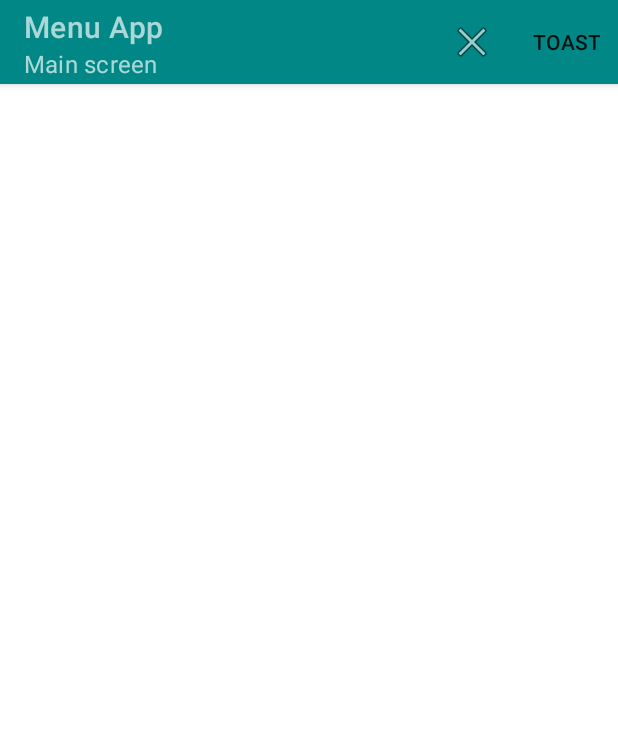
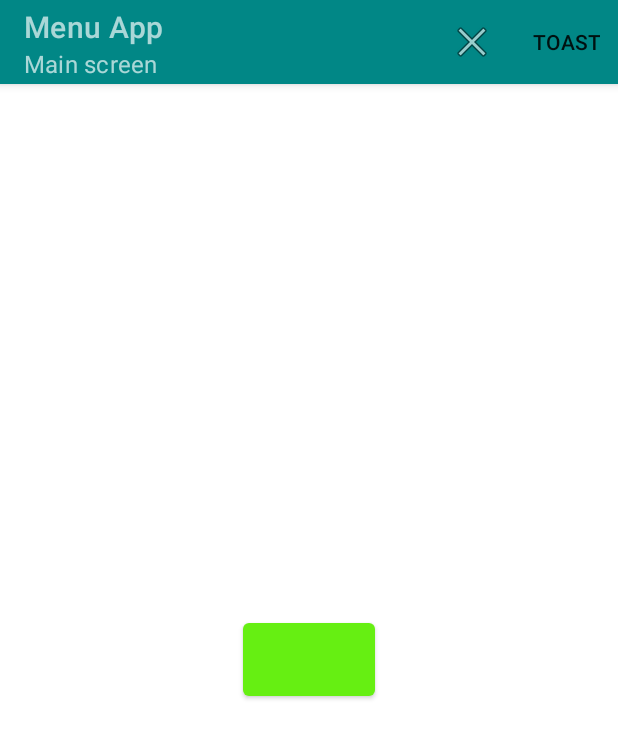
Before and after one commit to mentatusn/base_1728_lesson_4, an Android app: the fragment CoatOfArmsFragment placed in its activity, on a phone screen of 412 x 824 dp. Shown: the top 738 px of the screen. Run offline under Robolectric (Android 15) with nearby library versions, the phone set to English and light mode, and no system bars; Roboto replaces fonts that are not available here; 2 statements that could not run were skipped.

Commit message:
урок 8 основную часть урока закончили

```diff
--- a/app/build.gradle
+++ b/app/build.gradle
@@ -3,12 +3,12 @@ plugins {
 }
 
 android {
-    compileSdk 32
+    compileSdk 31
 
     defaultConfig {
         applicationId "com.gb.base_1728_lesson_4"
         minSdk 24
-        targetSdk 32
+        targetSdk 31
         versionCode 1
         versionName "1.0"
 
--- a/app/src/main/res/layout/fragment_coat_of_arms.xml
+++ b/app/src/main/res/layout/fragment_coat_of_arms.xml
@@ -12,4 +12,10 @@
         android:layout_gravity="center"
         android:layout_width="match_parent"
         android:layout_height="match_parent"/>
+
+    <Button
+        android:id="@+id/btnAnchor"
+        android:layout_width="wrap_content"
+        android:layout_height="wrap_content"
+        android:layout_gravity="center"/>
 </FrameLayout>
--- /dev/null
+++ b/app/src/main/res/menu/popup.xml
@@ -0,0 +1,11 @@
+<?xml version="1.0" encoding="utf-8"?>
+<menu xmlns:android="http://schemas.android.com/apk/res/android">
+
+    <item
+        android:id="@+id/action_popup_clear"
+        android:title="@string/clear" />
+    <item
+        android:id="@+id/action_popup_exit"
+        android:title="@string/exit" />
+
+</menu>
--- a/app/src/main/res/values/strings.xml
+++ b/app/src/main/res/values/strings.xml
@@ -21,5 +21,6 @@
     <string name="exit">exit</string>
     <string name="about_developers">about_developers</string>
     <string name="toast">toast</string>
+    <string name="clear">clear</string>
 
 </resources>
```
Also changed, not shown: app/src/main/java/com/gb/base_1728_lesson_6/CoatOfArmsFragment.java (+27 -0 lines).
